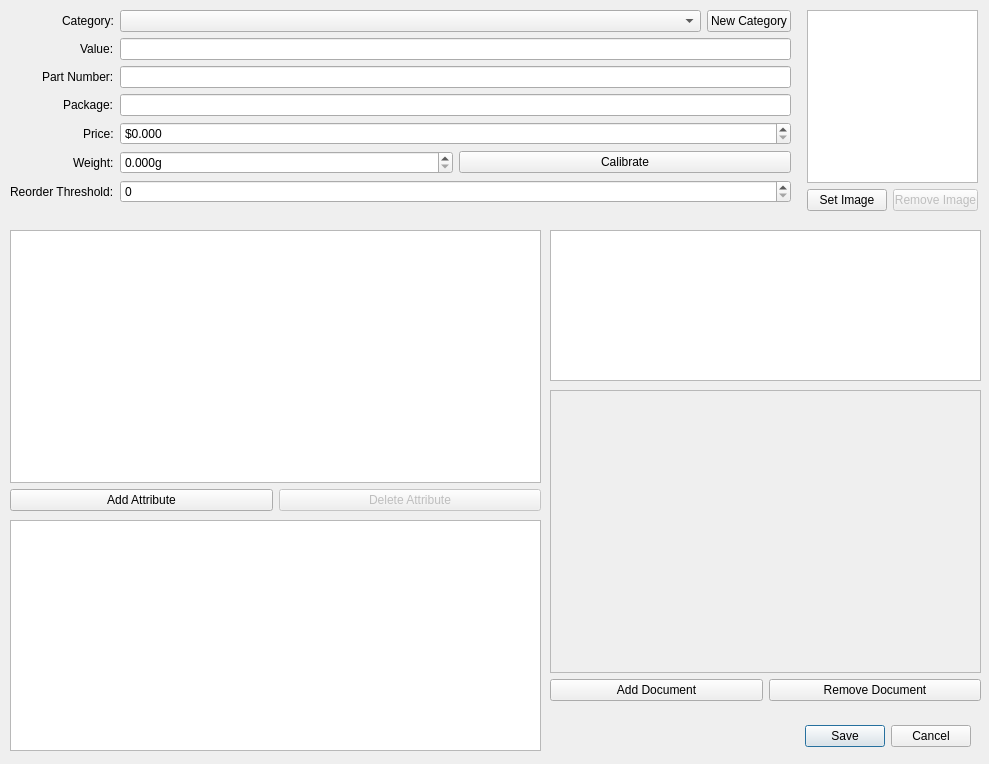
Old version of the form ui/dialog_part.ui in the repository jwjulien/inventory.
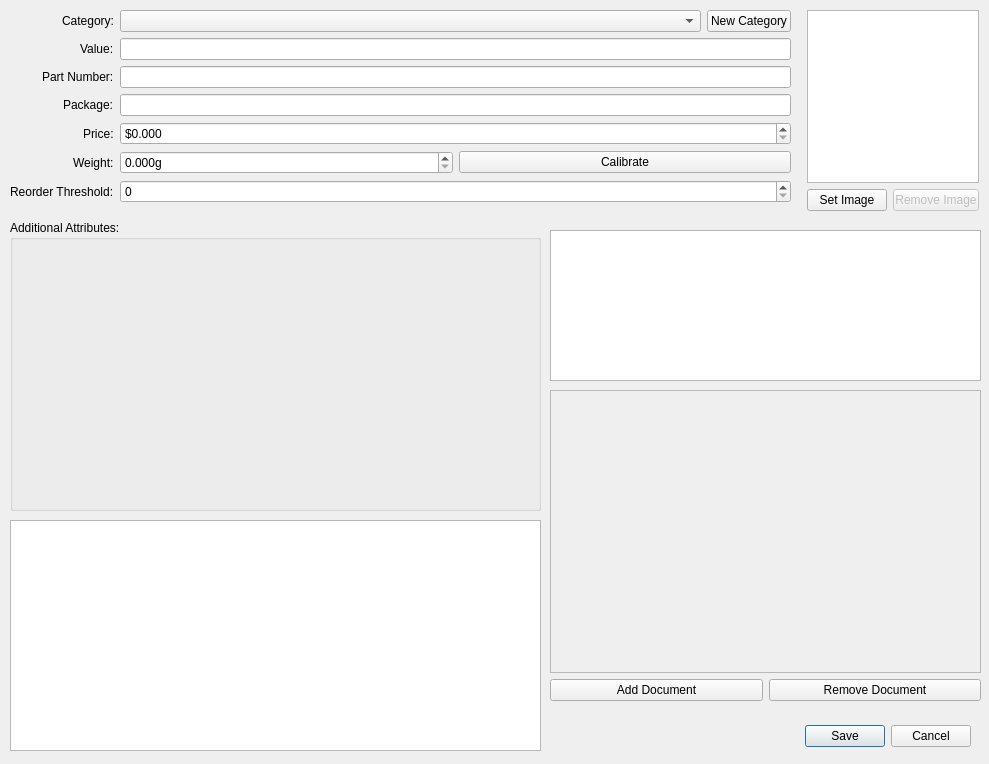
New version of the form. Custom widgets are drawn as their Qt base class.

Commit message: added a widget for editing part attributes w/ validation

The edit to the form file:
```diff
--- a/ui/dialog_part.ui
+++ b/ui/dialog_part.ui
@@ -178,48 +178,12 @@
     </item>
    </layout>
   </widget>
-  <widget class="QWidget" name="layoutWidget_2">
-   <property name="geometry">
-    <rect>
-     <x>10</x>
-     <y>230</y>
-     <width>531</width>
-     <height>281</height>
-    </rect>
-   </property>
-   <layout class="QVBoxLayout" name="verticalLayout_2">
-    <item>
-     <widget class="QListWidget" name="attributes"/>
-    </item>
-    <item>
-     <layout class="QHBoxLayout" name="horizontalLayout_2">
-      <item>
-       <widget class="QPushButton" name="add_attribute">
-        <property name="text">
-         <string>Add Attribute</string>
-        </property>
-       </widget>
-      </item>
-      <item>
-       <widget class="QPushButton" name="remove_attribute">
-        <property name="enabled">
-         <bool>false</bool>
-        </property>
-        <property name="text">
-         <string>Delete Attribute</string>
-        </property>
-       </widget>
-      </item>
-     </layout>
-    </item>
-   </layout>
-  </widget>
   <widget class="QWidget" name="layoutWidget_3">
    <property name="geometry">
     <rect>
      <x>807</x>
      <y>10</y>
-     <width>171</width>
+     <width>172</width>
      <height>201</height>
     </rect>
    </property>
@@ -313,7 +277,45 @@
     </item>
    </layout>
   </widget>
+  <widget class="QGroupBox" name="group_attributes">
+   <property name="geometry">
+    <rect>
+     <x>10</x>
+     <y>220</y>
+     <width>531</width>
+     <height>291</height>
+    </rect>
+   </property>
+   <property name="title">
+    <string>Additional Attributes:</string>
+   </property>
+   <layout class="QVBoxLayout" name="verticalLayout_2">
+    <property name="leftMargin">
+     <number>0</number>
+    </property>
+    <property name="topMargin">
+     <number>0</number>
+    </property>
+    <property name="rightMargin">
+     <number>0</number>
+    </property>
+    <property name="bottomMargin">
+     <number>0</number>
+    </property>
+    <item>
+     <widget class="AttributesWidget" name="attributes" native="true"/>
+    </item>
+   </layout>
+  </widget>
  </widget>
+ <customwidgets>
+  <customwidget>
+   <class>AttributesWidget</class>
+   <extends>QWidget</extends>
+   <header>inventory.gui.widgets.attributes</header>
+   <container>1</container>
+  </customwidget>
+ </customwidgets>
  <resources/>
  <connections>
   <connection>
```
The commit also changes 7 other files.
